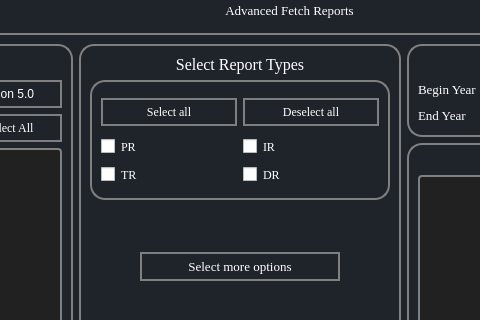
aanushri9/Counter-Harvesting-5.1, file ui/FetchReportsTab.ui: the form before one commit; both pictures show x 244 to 724 and y 124 to 444 of the 1067 by 693 pixel window.
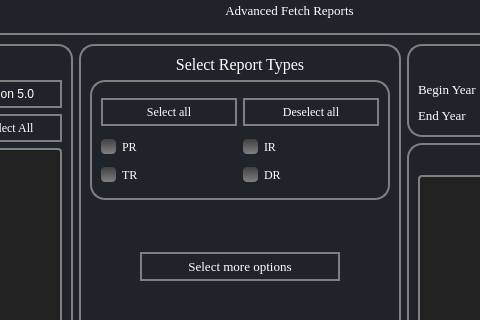
The form after the commit.

What changed in the file:
```diff
--- a/ui/FetchReportsTab.ui
+++ b/ui/FetchReportsTab.ui
@@ -122,7 +122,6 @@
 QPushButton{
 border: 2px solid grey ;
 border-radius:15px;
-hover:grey
 }</string>
                  </property>
                  <property name="frameShape">
@@ -185,18 +184,36 @@
                        </property>
                        <property name="styleSheet">
                         <string notr="true">QListView {
-	background-color: rgb(33, 33, 33);
-	color:white;
-	alternate-background-color: rgb(50, 50, 50);
-	padding: 8px;
-	border: 2px solid gray;
-	border-radius: 4px;
+    background-color: rgb(33, 33, 33);
+    color:white;
+    alternate-background-color: rgb(50, 50, 50);
+    padding: 8px;
+    border: 2px solid gray;
+    border-radius: 4px;
 }
 
 QListView::item {
     padding: 6px;
+}
 
+
+QListView::indicator {
+    width: 15px;
+    height: 15px;
+    background-color: qlineargradient(x1:0, y1:0, x2:0, y2:1, stop:0 #404040, stop:1 #808080);
+	border-radius: 4px;
 }
+QListView::indicator:checked {
+    background-color: qradialgradient(spread:pad, 
+                            cx:0.5,
+                            cy:0.5,
+                            radius:0.9,
+                            fx:0.5,
+                            fy:0.5,
+                            stop:0 rgba(0, 255, 0, 255), 
+                            stop:1 rgba(0, 64, 0, 255));
+}
+
 
 
 QScrollBar {
@@ -591,23 +608,40 @@
                      </item>
                      <item row="4" column="0" colspan="2">
                       <widget class="QListView" name="vendors_list_view_fetch">
+                       <property name="autoFillBackground">
+                        <bool>true</bool>
+                       </property>
                        <property name="styleSheet">
-                        <string notr="true">
-
-
-QListView {
-	background-color: rgb(33, 33, 33);
-	color:white;
-	alternate-background-color: rgb(50, 50, 50);
-	padding: 8px;
-	border: 2px solid gray;
-	border-radius: 4px;
+                        <string notr="true">QListView {
+    background-color: rgb(33, 33, 33);
+    color:white;
+    alternate-background-color: rgb(50, 50, 50);
+    padding: 8px;
+    border: 2px solid gray;
+    border-radius: 4px;
 }
 
 QListView::item {
     padding: 6px;
 }
 
+QListView::indicator {
+    width: 15px;
+    height: 15px;
+    background-color: qlineargradient(x1:0, y1:0, x2:0, y2:1, stop:0 #404040, stop:1 #808080);
+	border-radius: 4px;
+}
+QListView::indicator:checked {
+    background-color: qradialgradient(spread:pad, 
+                            cx:0.5,
+                            cy:0.5,
+                            radius:0.9,
+                            fx:0.5,
+                            fy:0.5,
+                            stop:0 rgba(0, 255, 0, 255), 
+                            stop:1 rgba(0, 64, 0, 255));
+}
+
 
 QScrollBar {
     border: none;
@@ -727,6 +761,24 @@
                             <family>Georgia</family>
                            </font>
                           </property>
+                          <property name="styleSheet">
+                           <string notr="true">QCheckBox::indicator {
+    width: 15px;
+    height: 15px;
+    background-color: qlineargradient(x1:0, y1:0, x2:0, y2:1, stop:0 #404040, stop:1 #808080);
+	border-radius: 4px;
+}
+QCheckBox::indicator:checked {
+    background-color: qradialgradient(spread:pad, 
+                            cx:0.5,
+                            cy:0.5,
+                            radius:0.9,
+                            fx:0.5,
+                            fy:0.5,
+                            stop:0 rgba(0, 255, 0, 255), 
+                            stop:1 rgba(0, 64, 0, 255));
+}</string>
+                          </property>
                           <property name="text">
                            <string>DR</string>
                           </property>
@@ -739,6 +791,24 @@
                             <family>Georgia</family>
                            </font>
                           </property>
+                          <property name="styleSheet">
+                           <string notr="true">QCheckBox::indicator {
+    width: 15px;
+    height: 15px;
+    background-color: qlineargradient(x1:0, y1:0, x2:0, y2:1, stop:0 #404040, stop:1 #808080);
+	border-radius: 4px;
+}
+QCheckBox::indicator:checked {
+    background-color: qradialgradient(spread:pad, 
+                            cx:0.5,
+                            cy:0.5,
+                            radius:0.9,
+                            fx:0.5,
+                            fy:0.5,
+                            stop:0 rgba(0, 255, 0, 255), 
+                            stop:1 rgba(0, 64, 0, 255));
+}</string>
+                          </property>
                           <property name="text">
                            <string>TR</string>
                           </property>
@@ -751,6 +821,24 @@
                             <family>Georgia</family>
                            </font>
                           </property>
+                          <property name="styleSheet">
+                           <string notr="true">QCheckBox::indicator {
+    width: 15px;
+    height: 15px;
+    background-color: qlineargradient(x1:0, y1:0, x2:0, y2:1, stop:0 #404040, stop:1 #808080);
+	border-radius: 4px;
+}
+QCheckBox::indicator:checked {
+    background-color: qradialgradient(spread:pad, 
+                            cx:0.5,
+                            cy:0.5,
+                            radius:0.9,
+                            fx:0.5,
+                            fy:0.5,
+                            stop:0 rgba(0, 255, 0, 255), 
+                            stop:1 rgba(0, 64, 0, 255));
+}</string>
+                          </property>
                           <property name="text">
                            <string>PR</string>
                           </property>
@@ -763,6 +851,24 @@
                             <family>Georgia</family>
                            </font>
                           </property>
+                          <property name="styleSheet">
+                           <string notr="true">QCheckBox::indicator {
+    width: 15px;
+    height: 15px;
+    background-color: qlineargradient(x1:0, y1:0, x2:0, y2:1, stop:0 #404040, stop:1 #808080);
+	border-radius: 4px;
+}
+QCheckBox::indicator:checked {
+    background-color: qradialgradient(spread:pad, 
+                            cx:0.5,
+                            cy:0.5,
+                            radius:0.9,
+                            fx:0.5,
+                            fy:0.5,
+                            stop:0 rgba(0, 255, 0, 255), 
+                            stop:1 rgba(0, 64, 0, 255));
+}</string>
+                          </property>
                           <property name="text">
                            <string>IR</string>
                           </property>
@@ -1089,7 +1195,7 @@
                    <second>0</second>
                    <year>2019</year>
                    <month>12</month>
-                   <day>20</day>
+                   <day>18</day>
                   </datetime>
                  </property>
                  <property name="displayFormat">
```
